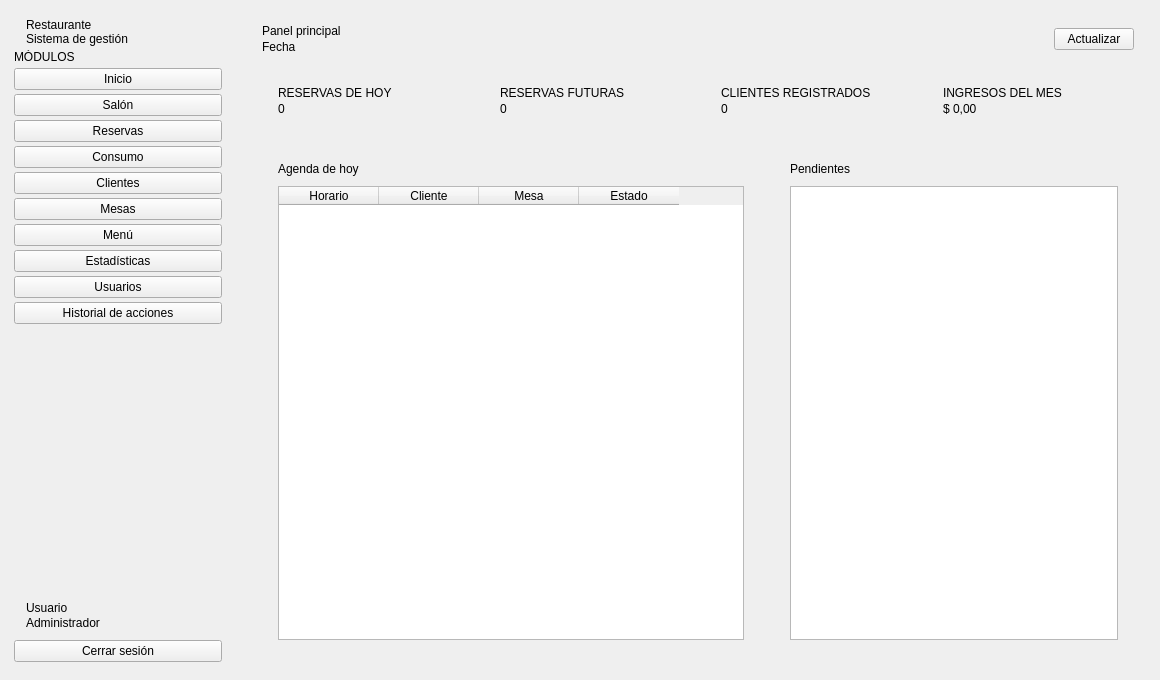
Above: vista/principal.ui from segovia-gabriel/ProyectoFinal-PracticasII before the change. Below: the same form after it.
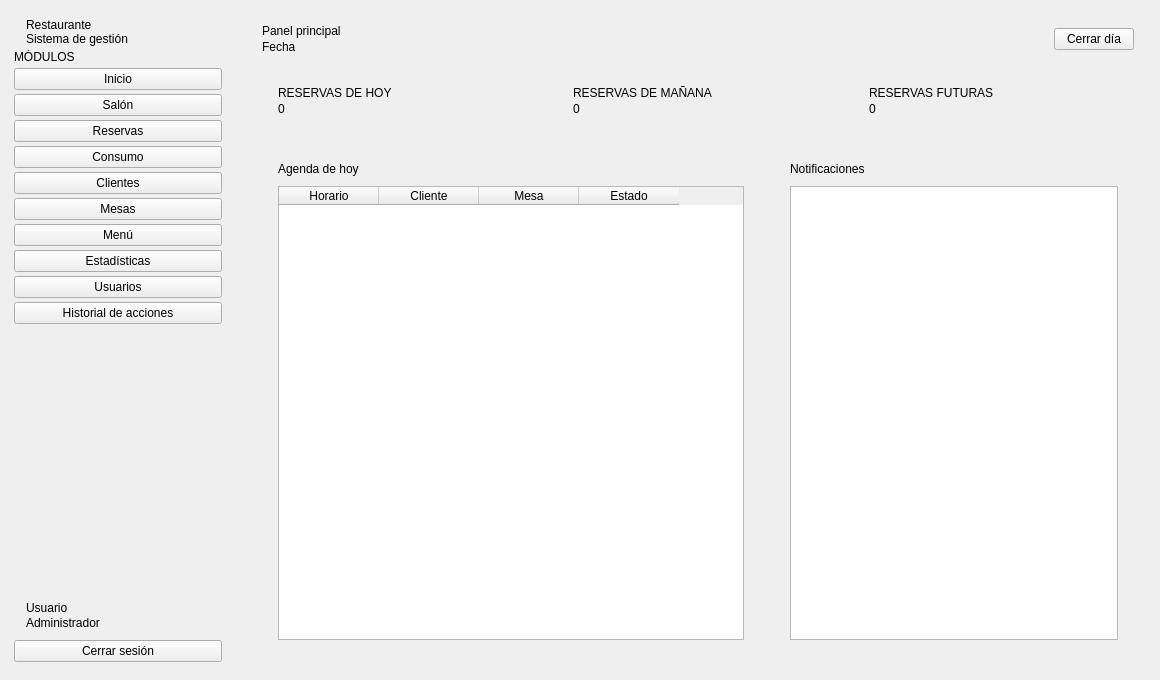
That is the form after the change.

Patch:
```diff
--- a/vista/principal.ui
+++ b/vista/principal.ui
@@ -299,7 +299,7 @@
          <item>
           <widget class="QPushButton" name="pushButton_actualizar">
            <property name="text">
-            <string>Actualizar</string>
+            <string>Cerrar día</string>
            </property>
           </widget>
          </item>
@@ -366,7 +366,7 @@
             <item>
              <widget class="QLabel" name="label_tituloReservasFuturas">
               <property name="text">
-               <string>RESERVAS FUTURAS</string>
+               <string>RESERVAS DE MAÑANA</string>
               </property>
              </widget>
             </item>
@@ -401,7 +401,7 @@
             <item>
              <widget class="QLabel" name="label_tituloClientes">
               <property name="text">
-               <string>CLIENTES REGISTRADOS</string>
+               <string>RESERVAS FUTURAS</string>
               </property>
              </widget>
             </item>
@@ -415,41 +415,6 @@
            </layout>
           </widget>
          </item>
-         <item>
-          <widget class="QFrame" name="frame_tarjetaIngresos">
-           <layout class="QVBoxLayout" name="layout_tarjetaIngresos">
-            <property name="spacing">
-             <number>2</number>
-            </property>
-            <property name="leftMargin">
-             <number>16</number>
-            </property>
-            <property name="topMargin">
-             <number>14</number>
-            </property>
-            <property name="rightMargin">
-             <number>16</number>
-            </property>
-            <property name="bottomMargin">
-             <number>14</number>
-            </property>
-            <item>
-             <widget class="QLabel" name="label_tituloIngresos">
-              <property name="text">
-               <string>INGRESOS DEL MES</string>
-              </property>
-             </widget>
-            </item>
-            <item>
-             <widget class="QLabel" name="label_valorIngresos">
-              <property name="text">
-               <string>$ 0,00</string>
-              </property>
-             </widget>
-            </item>
-           </layout>
-          </widget>
-         </item>
         </layout>
        </item>
        <item>
@@ -554,7 +519,7 @@
             <item>
              <widget class="QLabel" name="label_subtituloAvisos">
               <property name="text">
-               <string>Pendientes</string>
+               <string>Notificaciones</string>
               </property>
              </widget>
             </item>
```
Left out of the diff: 2 changed lines with no effect on the pictures.
